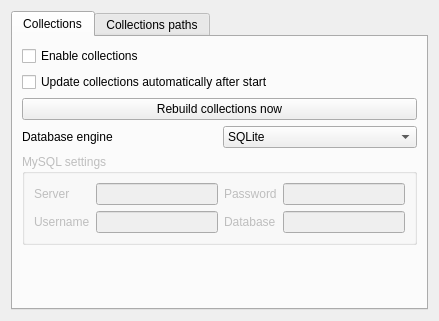
Qt form player/settings/collectionspage.ui (danvratil/TepSonic) before a commit.
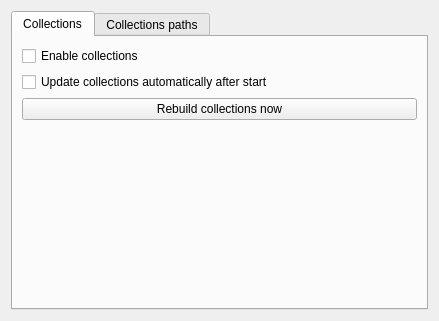
The same form after that commit.

The edit to the form file:
```diff
--- a/player/settings/collectionspage.ui
+++ b/player/settings/collectionspage.ui
@@ -45,87 +45,6 @@
          </property>
         </widget>
        </item>
-       <item>
-        <layout class="QHBoxLayout" name="horizontalLayout_2">
-         <item>
-          <widget class="QLabel" name="label">
-           <property name="text">
-            <string>Database engine</string>
-           </property>
-          </widget>
-         </item>
-         <item>
-          <widget class="QComboBox" name="dbEngineCombo">
-           <item>
-            <property name="text">
-             <string>SQLite</string>
-            </property>
-           </item>
-           <item>
-            <property name="text">
-             <string>MySQL</string>
-            </property>
-           </item>
-          </widget>
-         </item>
-        </layout>
-       </item>
-       <item>
-        <widget class="QGroupBox" name="mysqlSettings">
-         <property name="enabled">
-          <bool>false</bool>
-         </property>
-         <property name="title">
-          <string>MySQL settings</string>
-         </property>
-         <layout class="QGridLayout" name="gridLayout_2">
-          <item row="0" column="0">
-           <widget class="QLabel" name="label_3">
-            <property name="text">
-             <string>Server</string>
-            </property>
-           </widget>
-          </item>
-          <item row="0" column="1">
-           <widget class="QLineEdit" name="mysqlServerEdit"/>
-          </item>
-          <item row="0" column="2">
-           <widget class="QLabel" name="label_4">
-            <property name="text">
-             <string>Password</string>
-            </property>
-           </widget>
-          </item>
-          <item row="0" column="3">
-           <widget class="QLineEdit" name="mysqlPasswordEdit">
-            <property name="echoMode">
-             <enum>QLineEdit::Password</enum>
-            </property>
-           </widget>
-          </item>
-          <item row="1" column="0">
-           <widget class="QLabel" name="label_2">
-            <property name="text">
-             <string>Username</string>
-            </property>
-           </widget>
-          </item>
-          <item row="1" column="1">
-           <widget class="QLineEdit" name="mysqlUsernameEdit"/>
-          </item>
-          <item row="1" column="2">
-           <widget class="QLabel" name="label_5">
-            <property name="text">
-             <string>Database</string>
-            </property>
-           </widget>
-          </item>
-          <item row="1" column="3">
-           <widget class="QLineEdit" name="mysqlDatabaseEdit"/>
-          </item>
-         </layout>
-        </widget>
-       </item>
        <item>
         <spacer name="verticalSpacer_2">
          <property name="orientation">
```
